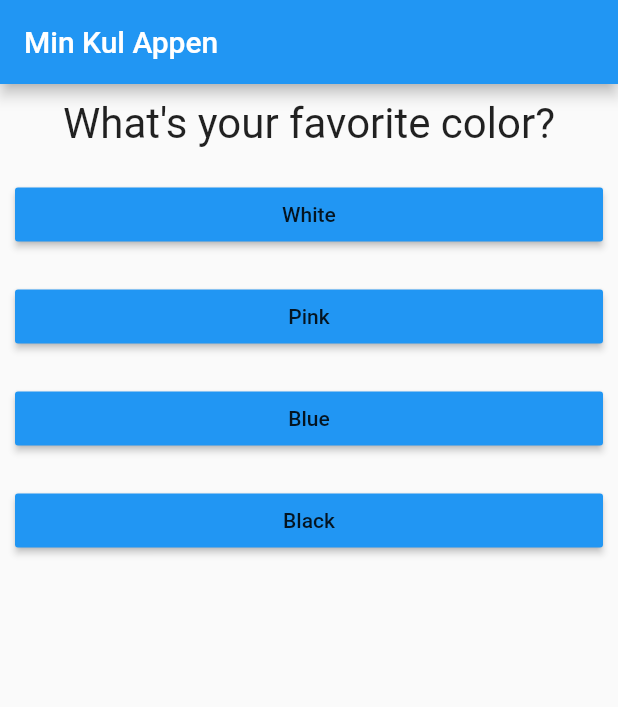
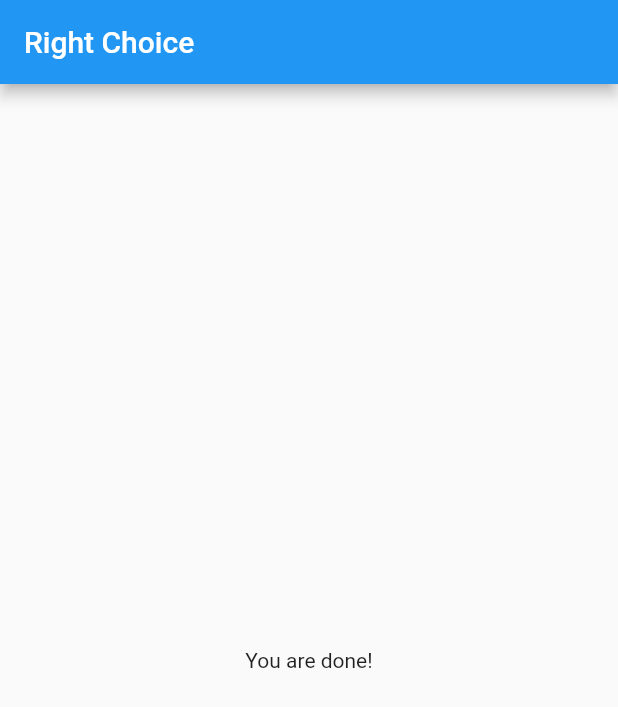
Before and after one commit to zaqturey/fgr_rightchoice, a Flutter app: the screen it shows after launch, after a tap on "White", after a tap on "Owl", after a tap on "Dum Aloo", on a phone screen of 412 x 824 dp. Shown: the top 707 px of the screen. Run offline on Flutter 3.47's test engine with Material 2 defaults, Android fonts, the phone set to English and light mode, and no system bars.

Commit message:
Implemented a 'ternary operator', that implements a Columns or a Center widget as body of 'Scaffold', depending on the value of '_questionIndex'

```diff
--- a/lib/main.dart
+++ b/lib/main.dart
@@ -15,21 +15,8 @@ class MyApp extends StatefulWidget {
 class _MyAppState extends State<MyApp>{
   var _questionIndex = 0;
 
-  void _answerQuestion() {
-    setState(() {
-      if(_questionIndex == 2){
-        _questionIndex = -1;
-      }
-      _questionIndex = _questionIndex + 1;
-    });
-    print(_questionIndex);
-  }
-
-  @override
-  Widget build(BuildContext context) {
-
   // List of MAP<String, Object>
-    var questions = [
+  final questions = const[
     {
       'questionText' : 'What\'s your favorite color?',
       'answers' : ['White', 'Pink', 'Blue', 'Black']
@@ -44,18 +31,32 @@ class _MyAppState extends State<MyApp>{
     }
   ];
 
+  void _answerQuestion() {
+    setState(() {
+      _questionIndex = _questionIndex + 1;
+    });
+    print("Current value of _questionIndex is: $_questionIndex");
+    if(_questionIndex < questions.length ) {
+      print("We have more questions!");
+    } else {
+      print("No more questions!");
+    }
+  }
+
+  @override
+  Widget build(BuildContext context) {
     return MaterialApp(
       home: Scaffold(
         appBar: AppBar(
-          title: Text('Min Kul Appen'),
+          title: Text('Right Choice'),
         ),
-        body: Column(
+
+        // Adding a Ternary Operator that will depend on 'questions.length'
+        body: _questionIndex < questions.length ? Column(
           children: [
             // Accessing the MAP Item based on the index i.e. '_questionIndex'
             // and then fetching the VALUE based on the KEY in that item.
-            Question(
-              questions[_questionIndex]['questionText'],
-            ),
+            Question(questions[_questionIndex]['questionText'],),
 
             // Accessing a MAP element from 'questions' LIST based on '_questionIndex'
             // and than Accessing the 'List of Values' based on the 'answers' KEY in that MAP
@@ -66,6 +67,8 @@ class _MyAppState extends State<MyApp>{
               return Answer(_answerQuestion, answerelement);
             }).toList()
           ],
+        ) : Center(
+          child: Text("You are done!"),
         ),
       ),
     );
```
Also changed, not shown: 1 other file. Lines whose indentation alone changed are shown as unchanged.
